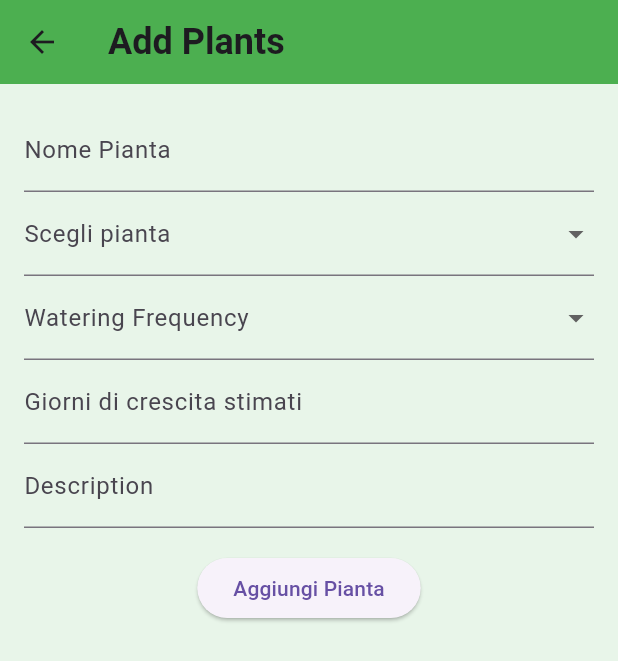
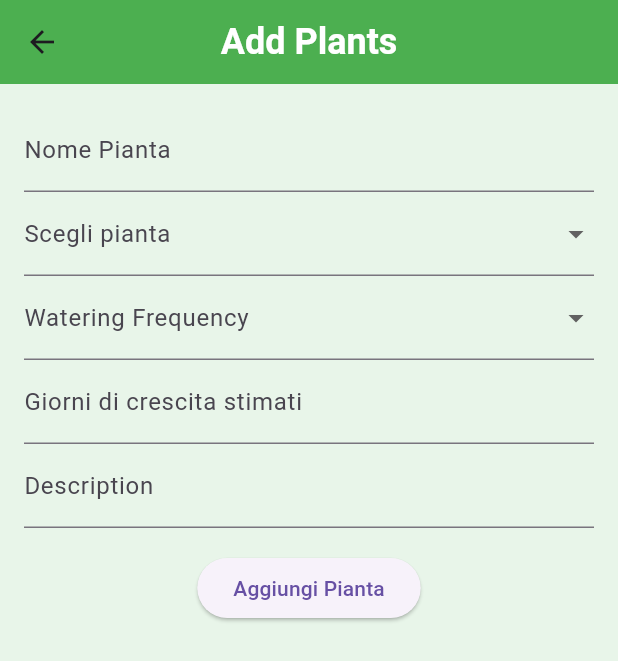
Before and after one commit to meliselmanhaskaj/MyGarden, a Flutter app: the AddPlantsScreen screen opened directly, on a phone screen of 412 x 824 dp. Shown: the top 661 px of the screen. Run offline on Flutter 3.47's test engine with Material 3 defaults, Android fonts, the light colour scheme and no system bars; our stand-ins replace image_picker, shared_preferences, syncfusion_flutter_calendar; accounts and stored records are empty.

Commit message:
Matttia11correction

```diff
--- a/lib/screens/AddPlantsScreen.dart
+++ b/lib/screens/AddPlantsScreen.dart
@@ -2,8 +2,6 @@
 
 import 'package:address_24/models/plant.dart';
 import 'package:flutter/material.dart';
-import 'dart:convert';
-import 'package:flutter/services.dart';
 
 class AddPlantsScreen extends StatefulWidget {
   @override
@@ -27,7 +25,14 @@ class _AddPlantsScreenState extends State<AddPlantsScreen> {
   Widget build(BuildContext context) {
     return Scaffold(
       appBar: AppBar(
-        title: Text('Add Plants'),
+        title: Text(
+          'Add Plants',
+          textAlign: TextAlign.center,
+          style: TextStyle(
+            color: Colors.white,
+          ),
+        ),
+        centerTitle: true,
       ),
       body: Padding(
         padding: EdgeInsets.all(16.0),
```
Also changed, not shown: lib/screens/recipes_screen.dart (+5 -2 lines).
